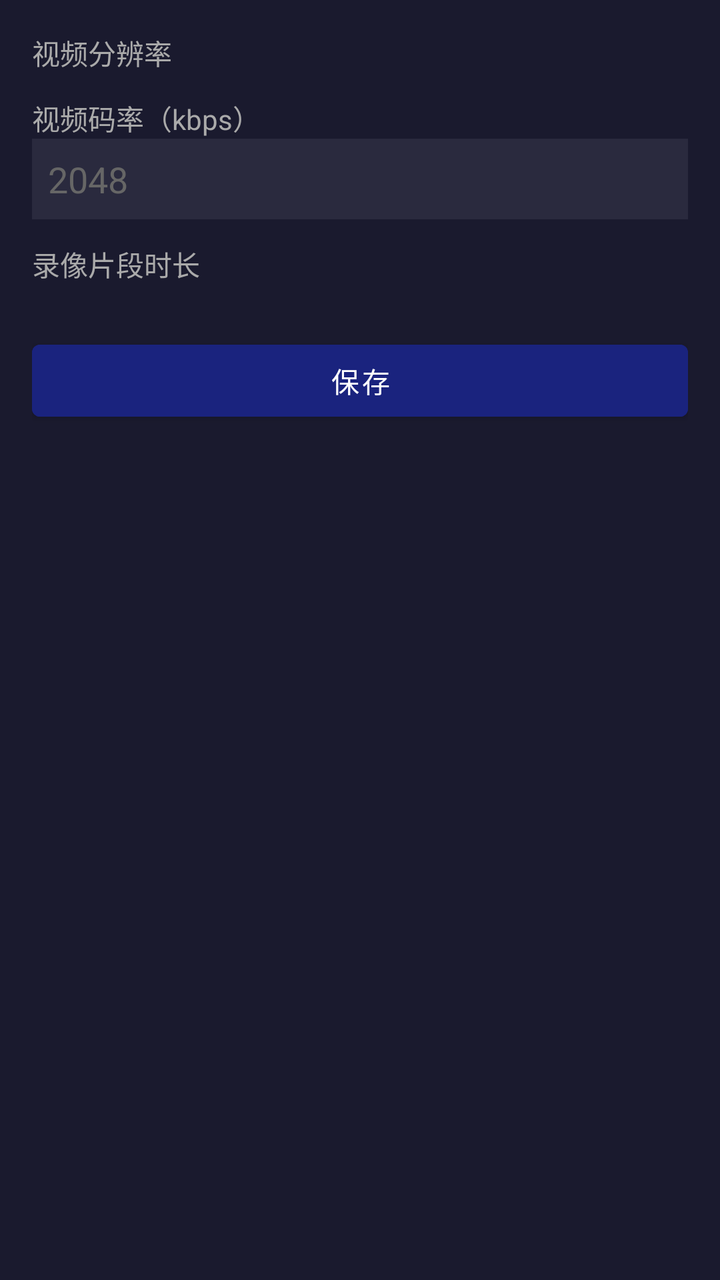
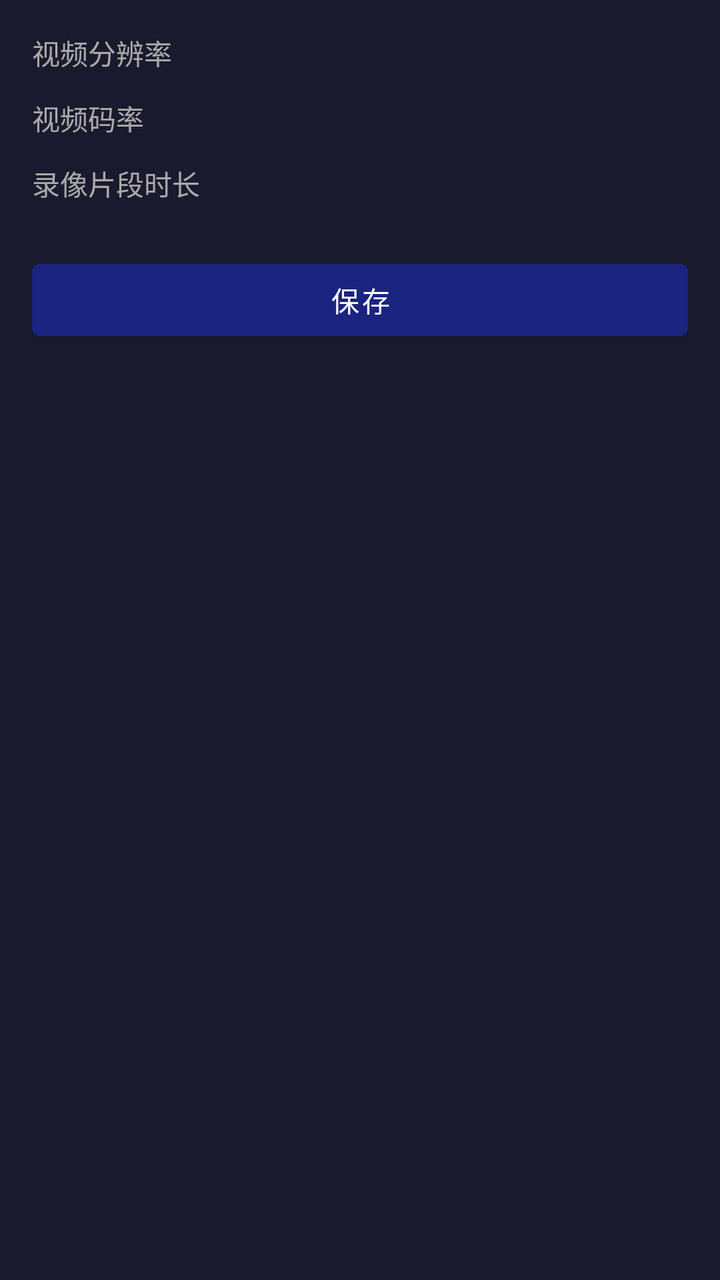

The first picture is an Android layout as it rendered before a commit; the second is the same layout after the commit. The layout source and the unified diff follow.
<!-- AndroidManifest.xml: application theme Theme.EnforcementApp -->
<!-- res/layout/fragment_settings_general.xml -->
<?xml version="1.0" encoding="utf-8"?>
<ScrollView xmlns:android="http://schemas.android.com/apk/res/android"
    android:layout_width="match_parent"
    android:layout_height="match_parent"
    android:background="#1A1A2E"
    android:padding="16dp">
    <LinearLayout android:layout_width="match_parent" android:layout_height="wrap_content" android:orientation="vertical">

        <TextView android:text="视频分辨率" android:textColor="#AAAAAA" android:layout_width="wrap_content" android:layout_height="wrap_content" />
        <Spinner android:id="@+id/spinnerResolution" android:layout_width="match_parent" android:layout_height="wrap_content"
            android:background="#2A2A3E" android:layout_marginBottom="12dp" />

        <TextView android:text="视频码率（kbps）" android:textColor="#AAAAAA" android:layout_width="wrap_content" android:layout_height="wrap_content" />
        <EditText android:id="@+id/etBitrate" android:layout_width="match_parent" android:layout_height="wrap_content"
            android:hint="2048" android:inputType="number" android:textColor="#FFFFFF" android:textColorHint="#666666"
            android:background="#2A2A3E" android:padding="8dp" android:layout_marginBottom="12dp" />

        <TextView android:text="录像片段时长" android:textColor="#AAAAAA" android:layout_width="wrap_content" android:layout_height="wrap_content" />
        <Spinner android:id="@+id/spinnerSegment" android:layout_width="match_parent" android:layout_height="wrap_content"
            android:background="#2A2A3E" android:layout_marginBottom="24dp" />

        <Button android:id="@+id/btnSaveGeneral" android:layout_width="match_parent" android:layout_height="wrap_content"
            android:text="保存" android:backgroundTint="#1A237E" android:textColor="#FFFFFF" />
    </LinearLayout>
</ScrollView>
<!-- resources referenced by this layout -->
<resources>
  <style name="Theme.EnforcementApp" parent="Theme.MaterialComponents.DayNight.NoActionBar">
          <item name="colorPrimary">#1A237E</item>
          <item name="colorPrimaryVariant">#0D47A1</item>
          <item name="colorOnPrimary">#FFFFFF</item>
          <item name="colorSecondary">#2196F3</item>
          <item name="android:windowBackground">#000000</item>
      </style>
</resources>

<!-- the commit's change to res/layout/fragment_settings_general.xml (unified diff, before → after) -->
@@ -10,10 +10,9 @@
         <Spinner android:id="@+id/spinnerResolution" android:layout_width="match_parent" android:layout_height="wrap_content"
             android:background="#2A2A3E" android:layout_marginBottom="12dp" />
 
-        <TextView android:text="视频码率（kbps）" android:textColor="#AAAAAA" android:layout_width="wrap_content" android:layout_height="wrap_content" />
-        <EditText android:id="@+id/etBitrate" android:layout_width="match_parent" android:layout_height="wrap_content"
-            android:hint="2048" android:inputType="number" android:textColor="#FFFFFF" android:textColorHint="#666666"
-            android:background="#2A2A3E" android:padding="8dp" android:layout_marginBottom="12dp" />
+        <TextView android:text="视频码率" android:textColor="#AAAAAA" android:layout_width="wrap_content" android:layout_height="wrap_content" />
+        <Spinner android:id="@+id/spinnerBitrate" android:layout_width="match_parent" android:layout_height="wrap_content"
+            android:background="#2A2A3E" android:layout_marginBottom="12dp" />
 
         <TextView android:text="录像片段时长" android:textColor="#AAAAAA" android:layout_width="wrap_content" android:layout_height="wrap_content" />
         <Spinner android:id="@+id/spinnerSegment" android:layout_width="match_parent" android:layout_height="wrap_content"
